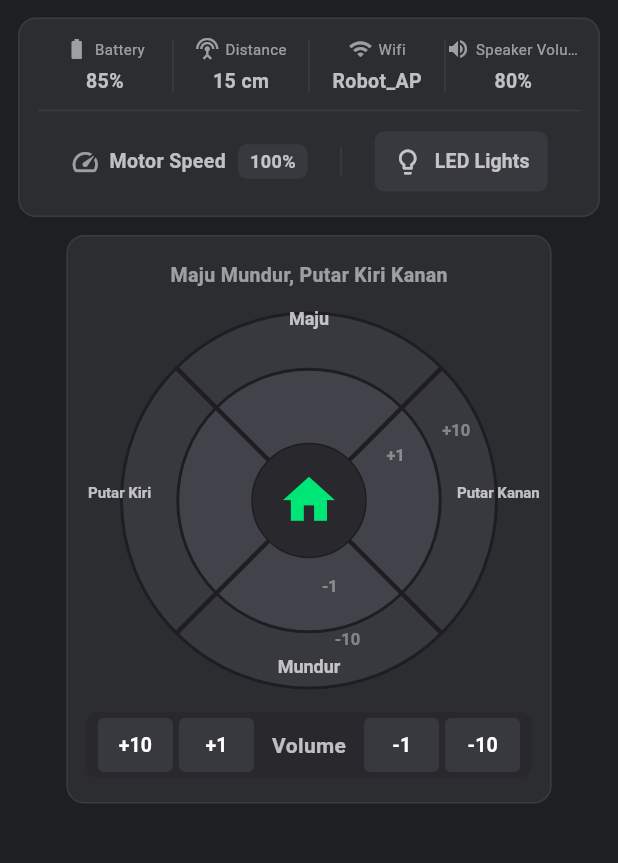
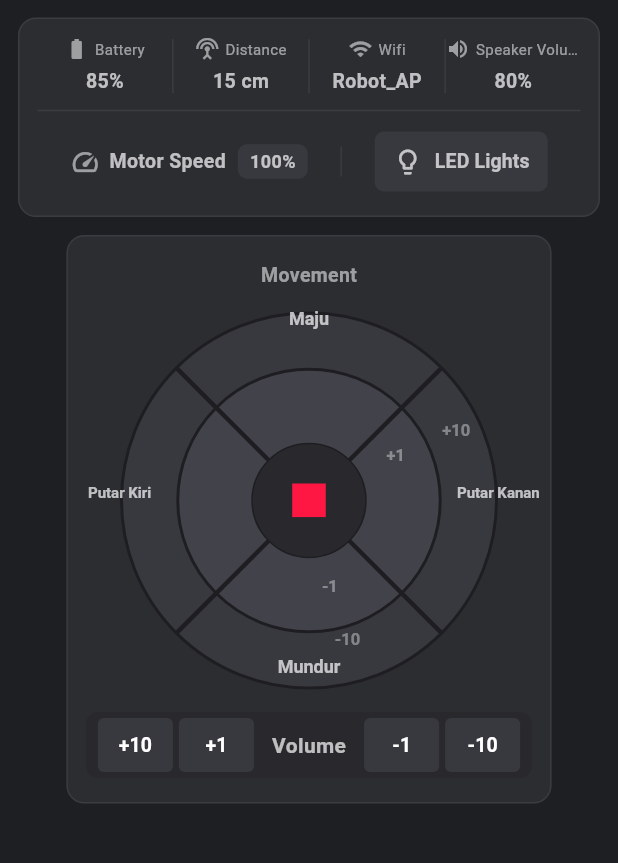
Before and after one commit to nixon42/flutter_mimo, a Flutter app: the screen it shows after launch, on a phone screen of 412 x 824 dp, the part 62-925 px from its top. Run offline on Flutter 3.47's test engine with Material 3 defaults, Android fonts, the phone set to English and light mode, and no system bars.

Commit message:
feat(control-wheel): replace central home icon with stop icon

```diff
--- a/lib/screens/dashboard_screen.dart
+++ b/lib/screens/dashboard_screen.dart
@@ -238,7 +238,7 @@ class DashboardScreen extends StatelessWidget {
       child: Column(
         children: [
           const Text(
-            'Maju Mundur, Putar Kiri Kanan',
+            'Movement',
             style: TextStyle(
               color: Colors.white54,
               fontSize: 13,
--- a/lib/widgets/control_wheel.dart
+++ b/lib/widgets/control_wheel.dart
@@ -89,9 +89,9 @@ class ControlWheel extends StatelessWidget {
                       shape: BoxShape.circle,
                     ),
                     child: Icon(
-                      Icons.home,
-                      color: Colors.greenAccent[400],
-                      size: rHome * 1.1,
+                      Icons.stop,
+                      color: Colors.redAccent[400],
+                      size: rHome * 1.2,
                     ),
                   ),
                 ),
```
Also changed, not shown: 1 other file.
